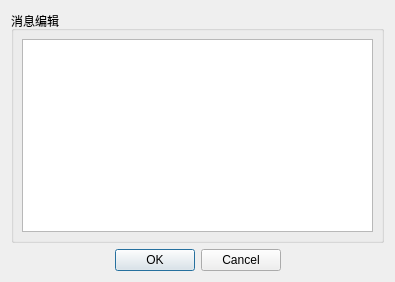
Old version of the form Console/UI/SendMessageGroupUI.ui in the repository yang-zhongtian/PYCM.
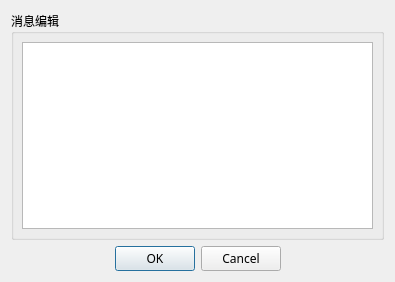
New version of the form. Icons and pictures are not drawn.

Patch:
```diff
--- a/Console/UI/SendMessageGroupUI.ui
+++ b/Console/UI/SendMessageGroupUI.ui
@@ -32,6 +32,11 @@
   <layout class="QVBoxLayout" name="verticalLayout_3" stretch="3,0">
    <item>
     <widget class="QGroupBox" name="send_message_group">
+     <property name="font">
+      <font>
+       <family>微软雅黑</family>
+      </font>
+     </property>
      <property name="title">
       <string>消息编辑</string>
      </property>
@@ -56,6 +61,11 @@
    </item>
    <item>
     <widget class="QDialogButtonBox" name="buttonBox">
+     <property name="font">
+      <font>
+       <family>微软雅黑</family>
+      </font>
+     </property>
      <property name="orientation">
       <enum>Qt::Horizontal</enum>
      </property>
```
